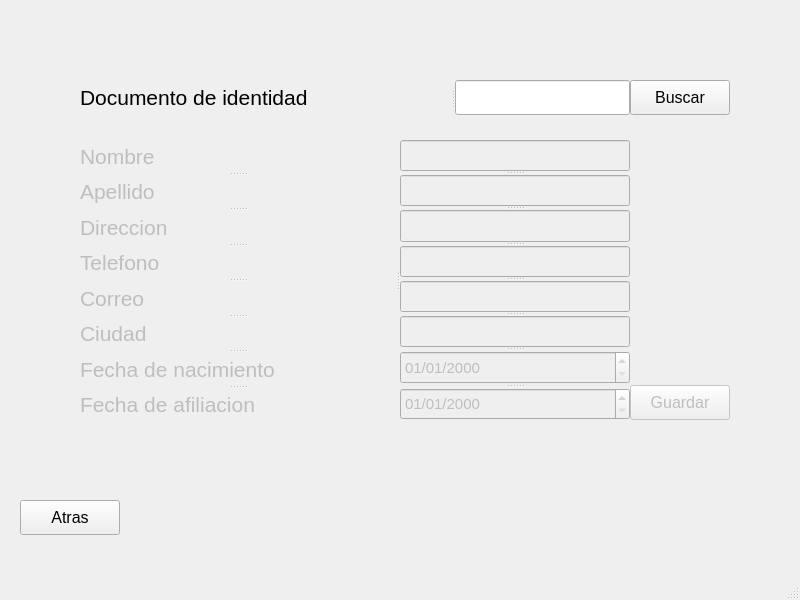
First picture: the form in frontend/user_interface/crearUsuario.ui, repository alpha231/UNAL_POO_2021-1, before the edit.
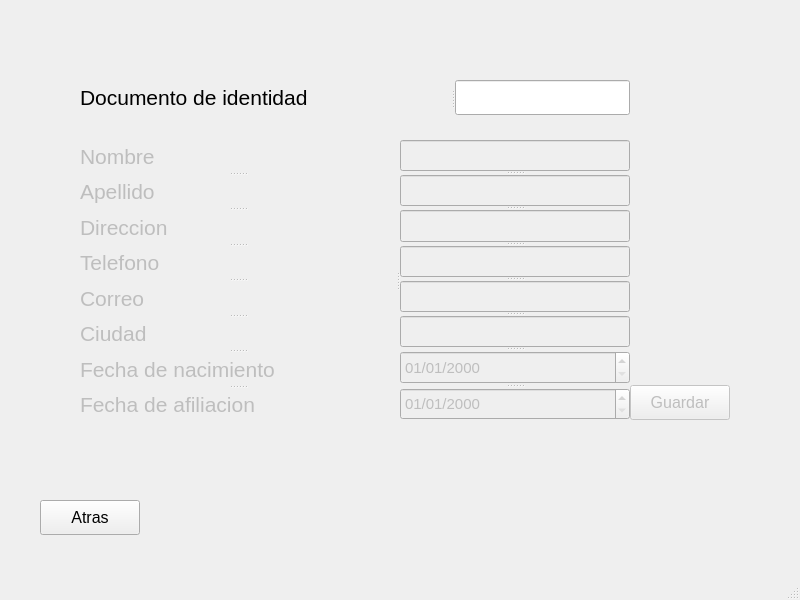
Second picture: the form after the edit.

Commit message: Implementacion de metodos en seccion de usuario Mejoras en la interfaz

Patch:
```diff
--- a/frontend/user_interface/crearUsuario.ui
+++ b/frontend/user_interface/crearUsuario.ui
@@ -14,24 +14,6 @@
    <string>Crear afiliado</string>
   </property>
   <widget class="QWidget" name="centralwidget">
-   <widget class="QPushButton" name="pushButton">
-    <property name="geometry">
-     <rect>
-      <x>630</x>
-      <y>80</y>
-      <width>100</width>
-      <height>35</height>
-     </rect>
-    </property>
-    <property name="font">
-     <font>
-      <pointsize>12</pointsize>
-     </font>
-    </property>
-    <property name="text">
-     <string>Buscar</string>
-    </property>
-   </widget>
    <widget class="QPushButton" name="pushButton_2">
     <property name="enabled">
      <bool>false</bool>
@@ -248,7 +230,7 @@
    <widget class="QPushButton" name="buttonAtras">
     <property name="geometry">
      <rect>
-      <x>20</x>
+      <x>40</x>
       <y>500</y>
       <width>100</width>
       <height>35</height>
```
Left out of the diff: 18 changed lines with no effect on the pictures. The commit also changes 10 other files.
